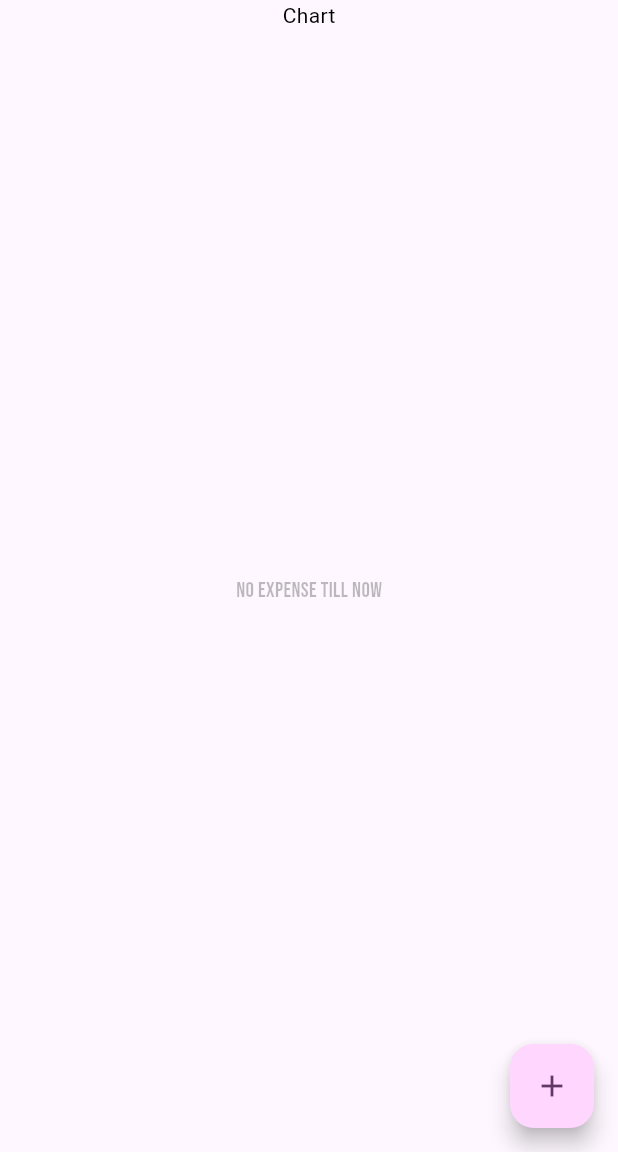
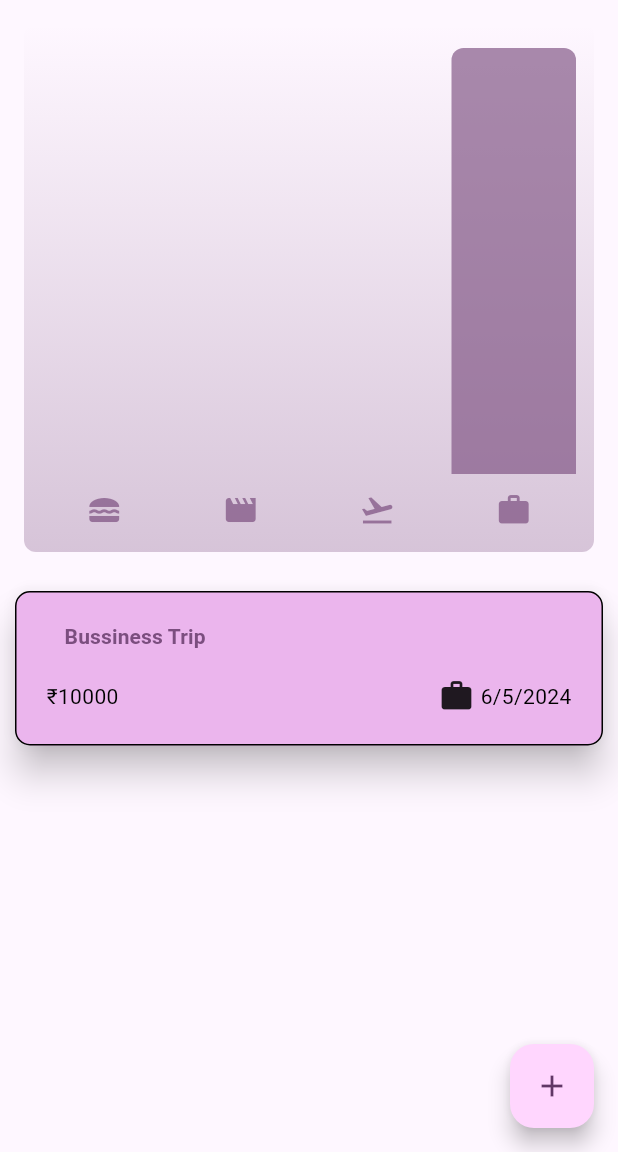
Before and after one commit to Lucifer-Supreme/My-Flutter-Projects, a Flutter app: the screen it shows after launch, on a phone screen of 412 x 824 dp, the part 84-1236 px from its top. Run offline on Flutter 3.47's test engine with Material 3 defaults, Android fonts, the light colour scheme and no system bars; our stand-ins replace google_fonts.

Commit message:
why did i chose this course ... help me

```diff
--- a/Fedrex_Expense_Tracker/lib/expense_description.dart
+++ b/Fedrex_Expense_Tracker/lib/expense_description.dart
@@ -29,7 +29,7 @@ class ExpenseDescription extends StatelessWidget {
                 Row(
                   children: [
                     Text(
-                      "Expense: ${expense.expenseTitle}",
+                      "Expense: ${expense.title}",
                       style: Theme.of(context).textTheme.titleMedium,
                     ),
                     Spacer(),
@@ -48,7 +48,7 @@ class ExpenseDescription extends StatelessWidget {
                     Icon(categoryIcons[expense.category]),
                     Spacer(),
                     Icon(Icons.calendar_month),
-                    Text(expense.formatedDate)
+                    Text(expense.formattedDate)
                   ],
                 )
               ]),
--- a/Fedrex_Expense_Tracker/lib/expenses.dart
+++ b/Fedrex_Expense_Tracker/lib/expenses.dart
@@ -1,5 +1,6 @@
 //expenses.dart
 
+import 'package:fedrex_expense_tracker/widgets/charts/chart.dart';
 import 'package:fedrex_expense_tracker/widgets/new_expense.dart';
 import 'package:flutter/material.dart';
 import 'widgets/expenses_list.dart';
@@ -14,10 +15,18 @@ class Expenses extends StatefulWidget {
 }
 
 class _ExpensesState extends State<Expenses> {
-  final List<Expense> _registeredExpenses = [];
+  final List<Expense> _registeredExpenses = [
+    Expense(
+        category: Category.work,
+        title: "Bussiness Trip",
+        amount: 10000,
+        date: DateTime.now(),
+        description: "Bussiness Trip to USA")
+  ];
 
   void _openAddExpenseOverlay() {
     showModalBottomSheet(
+      useSafeArea: true,
         isScrollControlled: true,
         context: context,
         builder: (ctx) => NewExpense(onAddExpense: addExpense));
@@ -30,34 +39,33 @@ class _ExpensesState extends State<Expenses> {
   }
 
   void removeExpense(Expense expense) {
-    final expenseIndex=_registeredExpenses.indexOf(expense);
+    final expenseIndex = _registeredExpenses.indexOf(expense);
     setState(() {
       _registeredExpenses.remove(expense);
     });
     //ScaffoldMessenger.of(context).clearSnackBars();
     ScaffoldMessenger.of(context).showSnackBar(SnackBar(
       duration: Duration(seconds: 5),
-      content: Text("Expense Deleted"),action:
-    SnackBarAction(label: "Undo",
-        onPressed: (){
+      content: Text("Expense Deleted"),
+      action: SnackBarAction(
+          label: "Undo",
+          onPressed: () {
             setState(() {
               _registeredExpenses.insert(expenseIndex, expense);
-        }
-        );
-    }
-    ),
-    )
-    );
+            });
+          }),
+    ));
   }
 
   @override
   Widget build(context) {
+    double height = MediaQuery.of(context).size.height;
+    double width = MediaQuery.of(context).size.width;
+    bool isPortrait = height > width;
     return Scaffold(
       appBar: AppBar(
-        title: Text(
-          "Fedrex Budget Assistant",
-          style: Theme.of(context).textTheme.titleLarge
-        ),
+        title: Text("Fedrex Budget Assistant",
+            style: Theme.of(context).textTheme.titleLarge),
         // backgroundColor: Colors.lightBlueAccent,
         actions: [
           IconButton(
@@ -70,18 +78,18 @@ class _ExpensesState extends State<Expenses> {
         height: double.infinity,
         width: double.infinity,
         child: Container(
-          child: Column(
+            child: isPortrait
+                ? Column(
                     children: [
-              const Text('Chart'),
+                      Expanded(child: Chart(expenses: _registeredExpenses)),
                       Expanded(
                         child: Column(
                           mainAxisAlignment: MainAxisAlignment.center,
                           children: [
                             _registeredExpenses.isEmpty
-                        ? Text(
-                            "No Expense Till now",
-                            style: GoogleFonts.bebasNeue(color: Colors.black26),
-                          )
+                                ? Text("No Expense Till now",
+                                    style:
+                                        Theme.of(context).textTheme.titleMedium)
                                 : Expanded(
                                     child: ExpensesList(
                                         expenses: _registeredExpenses,
@@ -90,8 +98,27 @@ class _ExpensesState extends State<Expenses> {
                         ),
                       ),
                     ],
+                  )
+                : Row(
+                    children: [
+                      Expanded(child: Chart(expenses: _registeredExpenses)),
+                      Expanded(
+                        child: Column(
+                          mainAxisAlignment: MainAxisAlignment.center,
+                          children: [
+                            _registeredExpenses.isEmpty
+                                ? Text("No Expense Till now",
+                                    style:
+                                        Theme.of(context).textTheme.titleMedium)
+                                : Expanded(
+                                    child: ExpensesList(
+                                        expenses: _registeredExpenses,
+                                        removeExpense: removeExpense))
+                          ],
                         ),
-        ),
+                      )
+                    ],
+                  )),
       ),
       floatingActionButton: FloatingActionButton(
           onPressed: _openAddExpenseOverlay,
--- a/Fedrex_Expense_Tracker/lib/main.dart
+++ b/Fedrex_Expense_Tracker/lib/main.dart
@@ -2,10 +2,27 @@ import 'package:fedrex_expense_tracker/expenses.dart';
 import 'package:flutter/material.dart';
 import 'package:google_fonts/google_fonts.dart';
 
+
 var kColorScheme = ColorScheme.fromSeed(seedColor: Colors.purpleAccent);
+var kDarkColorScheme = ColorScheme.fromSeed(brightness: Brightness.dark,seedColor: Color.fromARGB(255, 5, 99, 125));
 
 void main() {
+
   runApp(MaterialApp(
+    darkTheme: ThemeData.dark().copyWith(
+      colorScheme: kDarkColorScheme,
+      appBarTheme: AppBarTheme(backgroundColor: Colors.deepPurple),
+      cardTheme: CardTheme(color: Colors.white30),
+        textTheme: TextTheme(
+          bodyLarge: TextStyle(color: Colors.white), // Set default text color
+          bodyMedium: TextStyle(color: Colors.white70),
+            titleLarge: GoogleFonts.playfairDisplay(
+            fontSize: 20,
+            fontWeight: FontWeight.bold,
+            color: Colors.white),
+            titleMedium: GoogleFonts.bebasNeue(color: Colors.white30)
+
+    )),
       theme: ThemeData().copyWith(
           appBarTheme: AppBarTheme(
               backgroundColor: kColorScheme.inversePrimary,
@@ -22,7 +39,7 @@ void main() {
                   fontSize: 20,
                   fontWeight: FontWeight.bold,
                   color: Colors.black),
-              titleMedium: TextStyle(color: Colors.deepPurple))
+              titleMedium: GoogleFonts.bebasNeue(color: Colors.black26))
       ),
       //scaffoldBackgroundColor: Color.fromARGB(255, 255, 215, 227)
 
--- a/Fedrex_Expense_Tracker/lib/models/expense.dart
+++ b/Fedrex_Expense_Tracker/lib/models/expense.dart
@@ -1,37 +1,63 @@
+import 'package:flutter/material.dart';
 import 'package:uuid/uuid.dart';
-import 'package:flutter/material.dart';
 import 'package:intl/intl.dart';
 
+final formatter = DateFormat.yMd();
+
 const uuid = Uuid();
-final formater=DateFormat('dd-MMMM-yyyy');
-enum Category { food, travel, leisure, work}
+
+enum Category { food, travel, leisure, work }
 
 const categoryIcons = {
-  Category.food: Icons.dinner_dining,
-  Category.leisure: Icons.videogame_asset_sharp,
-  Category.travel:Icons.flight_takeoff,
-  Category.work:Icons.work
+  Category.food: Icons.lunch_dining,
+  Category.travel: Icons.flight_takeoff,
+  Category.leisure: Icons.movie,
+  Category.work: Icons.work,
 };
 
 class Expense {
+  var description;
 
+  Expense({
+    required this.title,
+    required this.amount,
+    required this.date,
+    required this.category,
+    required this.description,
+  }) : id = uuid.v4();
 
-  Expense(
-      {required this.category,
-      required this.expenseTitle,
-      required this.amount,
-      required this.date,
-      required this.description})
-      : expenseID = uuid.v4();
-
-  final expenseID;
-  final String expenseTitle;
-  final amount;
+  final String id;
+  final String title;
+  final double amount;
   final DateTime date;
   final Category category;
-  String description;
 
-  String get formatedDate{
-    return formater.format(date);
+  String get formattedDate {
+    return formatter.format(date);
   }
 }
+
+class ExpenseBucket {
+  const ExpenseBucket({
+    required this.category,
+    required this.expenses,
+  });
+
+  ExpenseBucket.forCategory(List<Expense> allExpenses, this.category)
+      : expenses = allExpenses
+      .where((expense) => expense.category == category)
+      .toList();
+
+  final Category category;
+  final List<Expense> expenses;
+
+  double get totalExpenses {
+    double sum = 0;
+
+    for (final expense in expenses) {
+      sum += expense.amount; // sum = sum + expense.amount
+    }
+
+    return sum;
+  }
+}
--- /dev/null
+++ b/Fedrex_Expense_Tracker/lib/widgets/charts/chart.dart
@@ -0,0 +1,96 @@
+import 'package:flutter/material.dart';
+
+import 'package:fedrex_expense_tracker/widgets/charts/chart_bar.dart';
+import 'package:fedrex_expense_tracker/models/expense.dart';
+
+class Chart extends StatelessWidget {
+  const Chart({super.key, required this.expenses});
+
+  final List<Expense> expenses;
+
+  List<ExpenseBucket> get buckets {
+    return [
+      ExpenseBucket.forCategory(expenses, Category.food),
+      ExpenseBucket.forCategory(expenses, Category.leisure),
+      ExpenseBucket.forCategory(expenses, Category.travel),
+      ExpenseBucket.forCategory(expenses, Category.work),
+    ];
+  }
+
+  double get maxTotalExpense {
+    double maxTotalExpense = 0;
+
+    for (final bucket in buckets) {
+      if (bucket.totalExpenses > maxTotalExpense) {
+        maxTotalExpense = bucket.totalExpenses;
+      }
+    }
+
+    return maxTotalExpense;
+  }
+
+  @override
+  Widget build(BuildContext context) {
+
+    final isDarkMode =
+        MediaQuery.of(context).platformBrightness == Brightness.dark;
+    return Container(
+      margin: const EdgeInsets.all(16),
+      padding: const EdgeInsets.symmetric(
+        vertical: 16,
+        horizontal: 8,
+      ),
+      width: double.infinity,
+      height: 180,
+      decoration: BoxDecoration(
+        borderRadius: BorderRadius.circular(8),
+        gradient: LinearGradient(
+          colors: [
+            Theme.of(context).colorScheme.primary.withOpacity(0.3),
+            Theme.of(context).colorScheme.primary.withOpacity(0.0)
+          ],
+          begin: Alignment.bottomCenter,
+          end: Alignment.topCenter,
+        ),
+      ),
+      child: Column(
+        children: [
+          Expanded(
+            child: Row(
+              crossAxisAlignment: CrossAxisAlignment.end,
+              children: [
+                for (final bucket in buckets) // alternative to map()
+                  ChartBar(
+                    fill: bucket.totalExpenses == 0
+                        ? 0
+                        : bucket.totalExpenses / maxTotalExpense,
+                  )
+              ],
+            ),
+          ),
+          const SizedBox(height: 12),
+          Row(
+            children: buckets
+                .map(
+                  (bucket) => Expanded(
+                child: Padding(
+                  padding: const EdgeInsets.symmetric(horizontal: 4),
+                  child: Icon(
+                    categoryIcons[bucket.category],
+                    color: isDarkMode
+                        ? Theme.of(context).colorScheme.secondary
+                        : Theme.of(context)
+                        .colorScheme
+                        .primary
+                        .withOpacity(0.7),
+                  ),
+                ),
+              ),
+            )
+                .toList(),
+          )
+        ],
+      ),
+    );
+  }
+}
--- /dev/null
+++ b/Fedrex_Expense_Tracker/lib/widgets/charts/chart_bar.dart
@@ -0,0 +1,34 @@
+import 'package:flutter/material.dart';
+
+class ChartBar extends StatelessWidget {
+  const ChartBar({
+    super.key,
+    required this.fill,
+  });
+
+  final double fill;
+
+  @override
+  Widget build(BuildContext context) {
+    final isDarkMode =
+        MediaQuery.of(context).platformBrightness == Brightness.dark;
+    return Expanded(
+      child: Padding(
+        padding: const EdgeInsets.symmetric(horizontal: 4),
+        child: FractionallySizedBox(
+          heightFactor: fill,
+          child: DecoratedBox(
+            decoration: BoxDecoration(
+              shape: BoxShape.rectangle,
+              borderRadius:
+              const BorderRadius.vertical(top: Radius.circular(8)),
+              color: isDarkMode
+                  ? Theme.of(context).colorScheme.secondary
+                  : Theme.of(context).colorScheme.primary.withOpacity(0.65),
+            ),
+          ),
+        ),
+      ),
+    );
+  }
+}
--- a/Fedrex_Expense_Tracker/lib/widgets/expense_item.dart
+++ b/Fedrex_Expense_Tracker/lib/widgets/expense_item.dart
@@ -28,7 +28,7 @@ class ExpenseItem extends StatelessWidget {
             crossAxisAlignment: CrossAxisAlignment.start,
             children: [
               TextButton(
-                 onPressed: (){showDetails(expense,context);}, child: Text("${expense.expenseTitle}",style: const TextStyle(fontWeight: FontWeight.bold)),
+                 onPressed: (){showDetails(expense,context);}, child: Text("${expense.title}",style: const TextStyle(fontWeight: FontWeight.bold)),
               ),
               const SizedBox(
                 height: 4,
@@ -45,7 +45,7 @@ class ExpenseItem extends StatelessWidget {
                       const SizedBox(
                         width: 4,
                       ),
-                      Text(expense.formatedDate),
+                      Text(expense.formattedDate),
 
                       //Text(expense.category.toString()),
                     ],
--- a/Fedrex_Expense_Tracker/lib/widgets/new_expense.dart
+++ b/Fedrex_Expense_Tracker/lib/widgets/new_expense.dart
@@ -1,3 +1,4 @@
+
 //new_expense.dart
 
 import 'package:fedrex_expense_tracker/main.dart';
@@ -65,7 +66,7 @@ class _NewExpenseState extends State<NewExpense> {
     } else {
       widget.onAddExpense(Expense(
           category: _selectedCategory,
-          expenseTitle: selectedTitle.text,
+          title: selectedTitle.text,
           amount: enteredAmount,
           date: selectedDate!,
           description: selectedDescription.text));
```
Also changed, not shown: Fedrex_Expense_Tracker/pubspec.yaml (+7 -0 lines), Fedrex_Expense_Tracker/pubspec.lock. Lines whose indentation alone changed are shown as unchanged.
